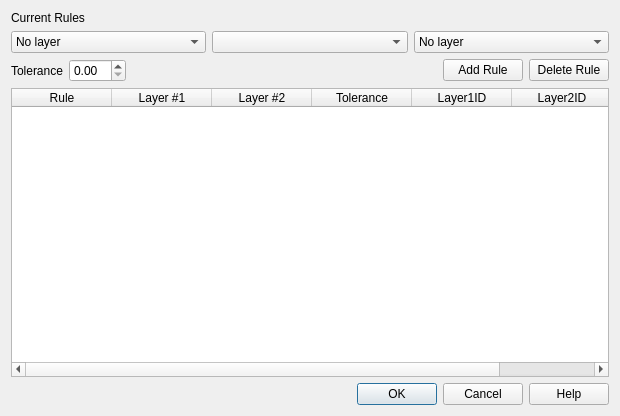
The window that src/plugins/topology/rulesDialog.ui (qgis/QGIS) describes before a commit, drawn with Qt 5.
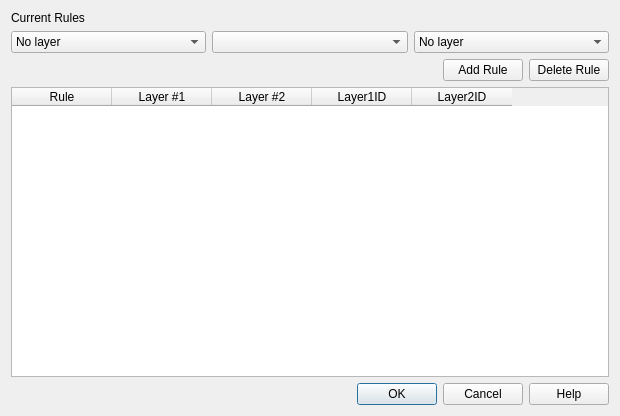
The same window after the commit.

Commit message:
[needs-docs] Drop unused/misleading 'tolerance' setting from topology checker
Fixes #9621

(cherry-picked from 8ebd47b)

The edit to the form file:
```diff
--- a/src/plugins/topology/rulesDialog.ui
+++ b/src/plugins/topology/rulesDialog.ui
@@ -58,20 +58,6 @@
    </item>
    <item row="2" column="0" colspan="2">
     <layout class="QHBoxLayout" name="horizontalLayout_5">
-     <item>
-      <layout class="QHBoxLayout" name="horizontalLayout_3">
-       <item>
-        <widget class="QLabel" name="mToleranceLabel">
-         <property name="text">
-          <string>Tolerance</string>
-         </property>
-        </widget>
-       </item>
-       <item>
-        <widget class="QDoubleSpinBox" name="mToleranceBox"/>
-       </item>
-      </layout>
-     </item>
      <item>
       <spacer name="horizontalSpacer_2">
        <property name="orientation">
@@ -122,11 +108,6 @@
        <string>Layer #2</string>
       </property>
      </column>
-     <column>
-      <property name="text">
-       <string>Tolerance</string>
-      </property>
-     </column>
      <column>
       <property name="text">
        <string>Layer1ID</string>
```
Left out of the diff: 5 changed lines with no effect on the pictures. Lines whose indentation alone changed are shown as unchanged. The commit also changes 4 other files.
